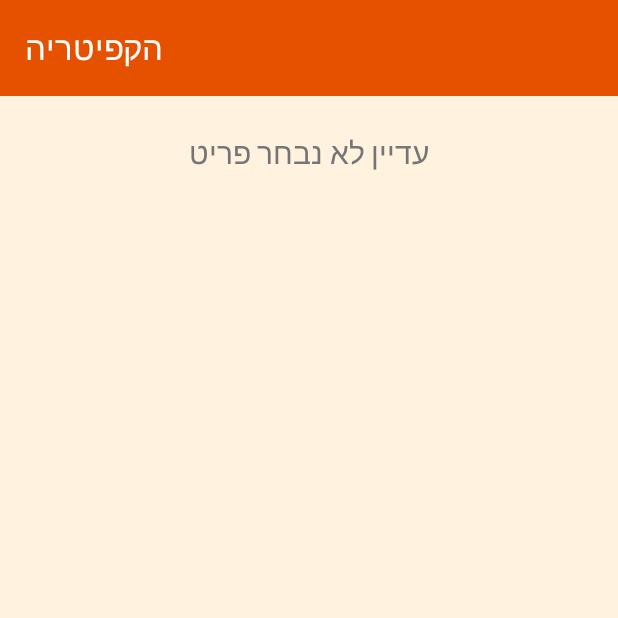
After one commit to jaylxx/CafeteriaApp, an Android app: the HomeActivity screen opened directly, with no data from a screen before it, on a phone screen of 412 x 824 dp, the top half of it. The commit adds this screen. Run offline under Robolectric (Android 15) with nearby library versions, the phone set to English and light mode, and no system bars; 1 statement that could not run was skipped.

Commit message:
Add home screen with ViewBinding

```diff
--- a/app/build.gradle.kts
+++ b/app/build.gradle.kts
@@ -30,6 +30,9 @@ android {
         sourceCompatibility = JavaVersion.VERSION_11
         targetCompatibility = JavaVersion.VERSION_11
     }
+    buildFeatures {
+        viewBinding = true
+    }
 }
 
 dependencies {
--- a/app/src/main/AndroidManifest.xml
+++ b/app/src/main/AndroidManifest.xml
@@ -26,6 +26,9 @@
         <activity
             android:name=".SignUpActivity"
             android:exported="false" />
+        <activity
+            android:name=".HomeActivity"
+            android:exported="false" />
     </application>
 
 </manifest>
--- /dev/null
+++ b/app/src/main/java/com/example/cafeteriaapp/HomeActivity.java
@@ -0,0 +1,21 @@
+package com.example.cafeteriaapp;
+
+import android.os.Bundle;
+
+import androidx.appcompat.app.AppCompatActivity;
+
+import com.example.cafeteriaapp.databinding.ActivityHomeBinding;
+
+public class HomeActivity extends AppCompatActivity {
+
+    ActivityHomeBinding binding;
+
+    @Override
+    protected void onCreate(Bundle savedInstanceState) {
+        super.onCreate(savedInstanceState);
+        binding = ActivityHomeBinding.inflate(getLayoutInflater());
+        setContentView(binding.getRoot());
+
+        setSupportActionBar(binding.toolbar);
+    }
+}
--- a/app/src/main/java/com/example/cafeteriaapp/SignInActivity.java
+++ b/app/src/main/java/com/example/cafeteriaapp/SignInActivity.java
@@ -65,6 +65,8 @@ public class SignInActivity extends AppCompatActivity {
                         saveUser(username, password);
                     }
                     Toast.makeText(SignInActivity.this, "התחברת בהצלחה", Toast.LENGTH_SHORT).show();
+                    startActivity(new Intent(SignInActivity.this, HomeActivity.class));
+                    finish();
                 } else {
                     Toast.makeText(SignInActivity.this, "שם משתמש או סיסמה שגויים", Toast.LENGTH_SHORT).show();
                 }
--- /dev/null
+++ b/app/src/main/res/layout/activity_home.xml
@@ -0,0 +1,29 @@
+<?xml version="1.0" encoding="utf-8"?>
+<LinearLayout xmlns:android="http://schemas.android.com/apk/res/android"
+    xmlns:app="http://schemas.android.com/apk/res-auto"
+    android:id="@+id/main"
+    android:layout_width="match_parent"
+    android:layout_height="match_parent"
+    android:orientation="vertical"
+    android:background="@color/cream">
+
+    <com.google.android.material.appbar.MaterialToolbar
+        android:id="@+id/toolbar"
+        android:layout_width="match_parent"
+        android:layout_height="?attr/actionBarSize"
+        android:background="@color/orange"
+        android:theme="@style/ThemeOverlay.Material3.Dark.ActionBar"
+        app:title="הקפיטריה"
+        app:titleTextColor="@color/white" />
+
+    <TextView
+        android:id="@+id/tvStatus"
+        android:layout_width="match_parent"
+        android:layout_height="wrap_content"
+        android:layout_margin="24dp"
+        android:gravity="center"
+        android:text="עדיין לא נבחר פריט"
+        android:textSize="20sp"
+        android:textColor="@color/gray" />
+
+</LinearLayout>
```
